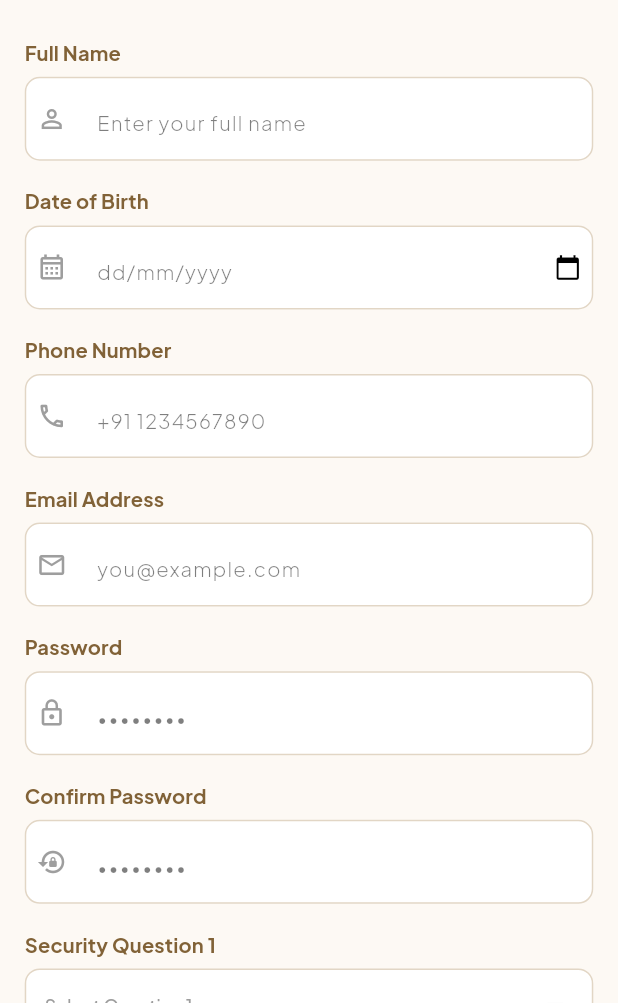
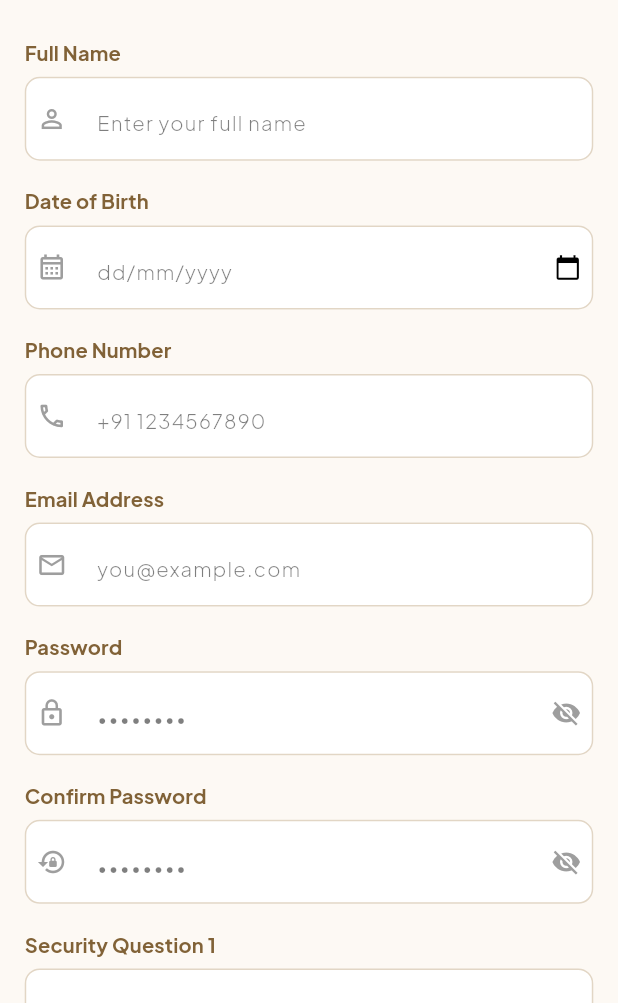
Before and after one commit to ajay-palani28/chikx, a Flutter app: the CreateAccount screen opened directly, on a phone screen of 412 x 824 dp, the part 233-1236 px from its top. Run offline on Flutter 3.47's test engine with Material 3 defaults, Android fonts, the phone set to English and light mode, and no system bars; our stand-ins replace connectivity_plus, flutter_riverpod, gap, google_fonts, image_cropper, image_picker and 5 more; missing offline and left inert: razorpay_flutter; accounts and stored records are empty; network calls fail.

Commit message:
Added with new changes

```diff
--- a/lib/Screens/Admin/AdminHome/homescreen.dart
+++ b/lib/Screens/Admin/AdminHome/homescreen.dart
@@ -499,7 +499,6 @@ class _AdminHomeScreenState extends ConsumerState<AdminHomeScreen> {
                 description: _descController.text,
                 photo: selectedImg,
               );
-              print('Payload: ${payload.toJson()}');
               if (_editingFood != null) {
                 ref.read(foodProvider.notifier).updateFoodEvent(_editingFood!.id!, payload, context);
               } else {
--- a/lib/Screens/Login/create_account.dart
+++ b/lib/Screens/Login/create_account.dart
@@ -33,18 +33,27 @@ class _CreateAccountState extends State<CreateAccount> {
   String? _selectedQuestion1;
   String? _selectedQuestion2;
 
+  bool _obscurePassword = true;
+  bool _obscureConfirmPassword = true;
+
   final List<String> _questions1 = [
-    "What was your childhood nickname?",
-    "What is the name of your favorite childhood friend?",
-    "In what city or town did your mother and father meet?",
-    "What is your favorite book?",
+    "What is your favourite food?",
+    "What is your favourite food type? (e.g. Italian, Indian)",
+    "What was your favourite meal as a child?",
+    "What is your favourite fruit?",
+    "What is your favourite dessert?",
+    "What is the one food you could eat every day?",
+    "What is your favorite street food?",
   ];
 
   final List<String> _questions2 = [
-    "What was the name of your first stuffed animal?",
-    "What was the name of your elementary school?",
-    "What is the name of the company where you had your first job?",
-    "What was the model of your first car?",
+    "What was the first dish you learned to cook?",
+    "What is your go-to comfort food?",
+    "What is your favourite snack?",
+    "What is your favourite beverage?",
+    "What is your favourite breakfast dish?",
+    "What is your favorite pizza topping?",
+    "What is your favorite spice or herb?",
   ];
 
   String? selectedDob;
@@ -87,7 +96,6 @@ class _CreateAccountState extends State<CreateAccount> {
         securityQuestion2: _selectedQuestion2!,
         securityAnswer2: _securityAnswer2Controller.text.trim(),
       );
-      print('Payload: ${payload.toJson()}');
       ref.read(createAccountProvider.notifier).createAccount(payload, context);
     }
   }
@@ -294,11 +302,23 @@ class _CreateAccountState extends State<CreateAccount> {
                           fillColor: Colors.white,
                           borderColor: AppColors.fieldBorder,
                           borderRadius: 10,
-                          obsecuretext: true,
+                          obsecuretext: _obscurePassword,
                           icons: Icon(
                             Icons.lock_outline,
                             color: AppColors.textGrey,
                             size: 20,
+                          ),
+                          suffix: GestureDetector(
+                            onTap: () {
+                              setState(() {
+                                _obscurePassword = !_obscurePassword;
+                              });
+                            },
+                            child: Icon(
+                              _obscurePassword ? Icons.visibility_off : Icons.visibility,
+                              color: AppColors.textGrey,
+                              size: 20,
+                            ),
                           ),
                           contentsize: 14,
                           validator: (val) {
@@ -320,11 +340,23 @@ class _CreateAccountState extends State<CreateAccount> {
                           fillColor: Colors.white,
                           borderColor: AppColors.fieldBorder,
                           borderRadius: 10,
-                          obsecuretext: true,
+                          obsecuretext: _obscureConfirmPassword,
                           icons: Icon(
                             Icons.lock_reset,
                             color: AppColors.textGrey,
                             size: 20,
+                          ),
+                          suffix: GestureDetector(
+                            onTap: () {
+                              setState(() {
+                                _obscureConfirmPassword = !_obscureConfirmPassword;
+                              });
+                            },
+                            child: Icon(
+                              _obscureConfirmPassword ? Icons.visibility_off : Icons.visibility,
+                              color: AppColors.textGrey,
+                              size: 20,
+                            ),
                           ),
                           contentsize: 14,
                           validator: (val) {
@@ -340,36 +372,16 @@ class _CreateAccountState extends State<CreateAccount> {
                         Gap(2.h),
 
                         _buildFieldLabel("Security Question 1"),
-                        Container(
-                          padding: EdgeInsets.symmetric(horizontal: 3.w),
-                          decoration: BoxDecoration(
-                            color: Colors.white,
-                            borderRadius: BorderRadius.circular(10),
-                            border: Border.all(color: AppColors.fieldBorder),
-                          ),
-                          child: DropdownButtonHideUnderline(
-                            child: DropdownButton<String>(
-                              isExpanded: true,
-                              hint: CommonUI().myText(text: "Select Question 1", fontSize: 14.sp, color: AppColors.textGrey),
-                              value: _selectedQuestion1,
-                              items: _questions1.map((String value) {
-                                return DropdownMenuItem<String>(
-                                  value: value,
-                                  child: Text(value),
-                                );
-                              }).toList(),
-                              onChanged: (newValue) {
-                                setState(() {
-                                  _selectedQuestion1 = newValue;
-                                });
-                              },
-                            ),
-                          ),
+                        _buildSecurityDropdown(
+                          hint: "Select Food Question 1",
+                          value: _selectedQuestion1,
+                          items: _questions1,
+                          onChanged: (val) => setState(() => _selectedQuestion1 = val),
                         ),
                         Gap(1.h),
                         CommonUI.formField(
                           editingController: _securityAnswer1Controller,
-                          hinttext: "Enter Answer 1",
+                          hinttext: "Enter your answer",
                           fillColor: Colors.white,
                           borderColor: AppColors.fieldBorder,
                           borderRadius: 10,
@@ -389,36 +401,16 @@ class _CreateAccountState extends State<CreateAccount> {
                         Gap(2.h),
 
                         _buildFieldLabel("Security Question 2"),
-                        Container(
-                          padding: EdgeInsets.symmetric(horizontal: 3.w),
-                          decoration: BoxDecoration(
-                            color: Colors.white,
-                            borderRadius: BorderRadius.circular(10),
-                            border: Border.all(color: AppColors.fieldBorder),
-                          ),
-                          child: DropdownButtonHideUnderline(
-                            child: DropdownButton<String>(
-                              isExpanded: true,
-                              hint: CommonUI().myText(text: "Select Question 2", fontSize: 14.sp, color: AppColors.textGrey),
-                              value: _selectedQuestion2,
-                              items: _questions2.map((String value) {
-                                return DropdownMenuItem<String>(
-                                  value: value,
-                                  child: Text(value),
-                                );
-                              }).toList(),
-                              onChanged: (newValue) {
-                                setState(() {
-                                  _selectedQuestion2 = newValue;
-                                });
-                              },
-                            ),
-                          ),
+                        _buildSecurityDropdown(
+                          hint: "Select Food Question 2",
+                          value: _selectedQuestion2,
+                          items: _questions2,
+                          onChanged: (val) => setState(() => _selectedQuestion2 = val),
                         ),
                         Gap(1.h),
                         CommonUI.formField(
                           editingController: _securityAnswer2Controller,
-                          hinttext: "Enter Answer 2",
+                          hinttext: "Enter your answer",
                           fillColor: Colors.white,
                           borderColor: AppColors.fieldBorder,
                           borderRadius: 10,
@@ -518,6 +510,50 @@ class _CreateAccountState extends State<CreateAccount> {
     );
   }
 
+  Widget _buildSecurityDropdown({
+    required String hint,
+    required String? value,
+    required List<String> items,
+    required ValueChanged<String?> onChanged,
+  }) {
+    return Container(
+      padding: EdgeInsets.symmetric(horizontal: 3.w, vertical: 0.5.h),
+      decoration: BoxDecoration(
+        color: Colors.white,
+        borderRadius: BorderRadius.circular(10),
+        border: Border.all(color: AppColors.fieldBorder),
+      ),
+      child: DropdownButtonHideUnderline(
+        child: DropdownButton<String>(
+          isExpanded: true,
+          hint: CommonUI().myText(
+            text: hint,
+            fontSize: 14.sp,
+            color: AppColors.textGrey,
+            fontWeight: FontWeight.w400,
+          ),
+          value: value,
+          icon: const Icon(Icons.keyboard_arrow_down, color: AppColors.textBrown),
+          dropdownColor: Colors.white,
+          borderRadius: BorderRadius.circular(10),
+          items: items.map((String val) {
+            return DropdownMenuItem<String>(
+              value: val,
+              child: CommonUI().myText(
+                text: val,
+                fontSize: 14.sp,
+                fontWeight: FontWeight.w400,
+                color: AppColors.black,
+                maxLines: 2,
+              ),
+            );
+          }).toList(),
+          onChanged: onChanged,
+        ),
+      ),
+    );
+  }
+
   Widget _buildSocialIcon(String asset) {
     return Container(
       padding: const EdgeInsets.all(12),
--- a/lib/Utils/commonui.dart
+++ b/lib/Utils/commonui.dart
@@ -407,7 +407,10 @@ class CommonUI {
 
   Future<void> references() async {
     final prefs = await SharedPreferences.getInstance();
-    prefs.clear();
+    // Only remove auth-related data, keep remembered credentials
+    prefs.remove('token');
+    prefs.remove('userId');
+    prefs.remove('isAdmin');
   }
 
   Widget menuGridShimmer() {
--- a/pubspec.yaml
+++ b/pubspec.yaml
@@ -54,6 +54,7 @@ dependencies:
   razorpay_flutter: ^1.3.15
   in_app_review: ^2.0.12
   connectivity_plus: ^6.1.1
+  package_info_plus: ^8.0.0
 
 dev_dependencies:
   flutter_test:
```
Also changed, not shown: lib/Network/api_engine.dart (+26 -3 lines), lib/Network/api_manager.dart (+17 -13 lines), lib/RiverPod/app_config_pod.dart (added, +97 -0 lines), lib/Screens/Login/login.dart (+26 -2 lines), lib/Screens/Login/reset_password.dart (+29 -2 lines), lib/Screens/Profile/profile_photo_screen.dart (+19 -37 lines), lib/Screens/UpdateAndMaintenance/maintenance_screen.dart (added, +87 -0 lines), lib/Screens/UpdateAndMaintenance/update_screen.dart (added, +105 -0 lines), lib/Screens/splashscreen.dart (+10 -6 lines), lib/Utils/app_token.dart (+44 -6 lines), pubspec.lock, 8 other files.
